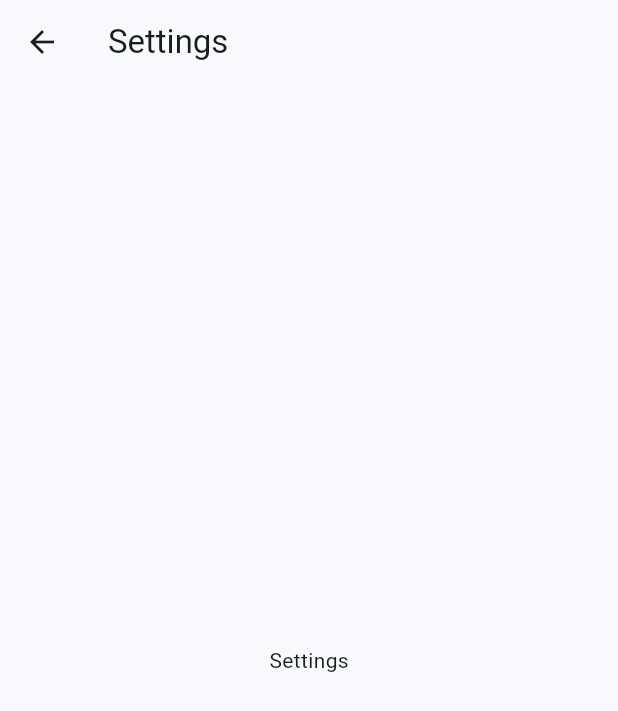
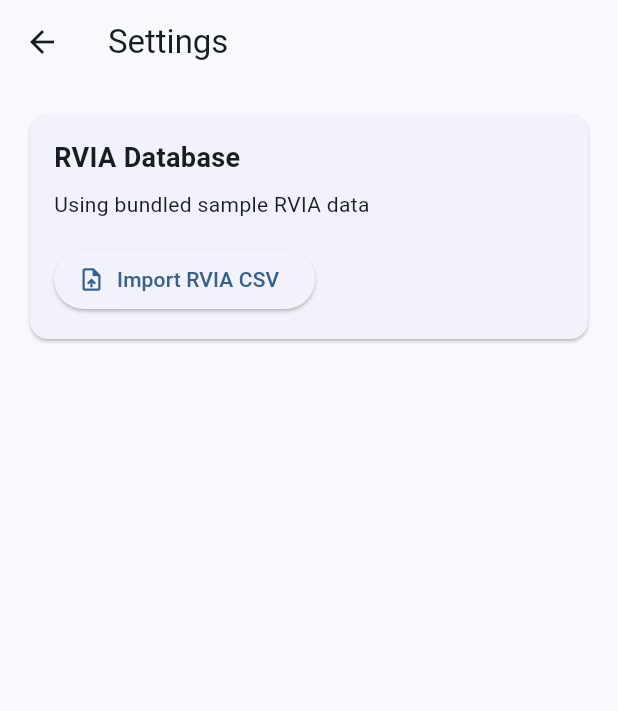
Before and after one commit to mitblan/code_audit_capture, a Flutter app: the screen it shows after launch, after a tap on the "settings" icon, on a phone screen of 412 x 824 dp. Shown: the top 711 px of the screen. Run offline on Flutter 3.47's test engine with Material 3 defaults, Android fonts, the phone set to English and light mode, and no system bars; our stand-ins replace csv, file_picker, pdf, printing, sqflite, sqflite_common_ffi; missing offline and left inert: charset; accounts and stored records are empty.

Commit message:
Added ability to import CSV file for RVIA database population

```diff
--- a/lib/screens/new_writeup_screen.dart
+++ b/lib/screens/new_writeup_screen.dart
@@ -91,7 +91,6 @@ class _NewWriteupScreenState extends State<NewWriteupScreen> {
           rviaId: existing.rviaId!,
           standard: '',
           subCat: '',
-          codeReference: existing.newCodeReference,
           type: existing.rviaType ?? existing.codeClass,
           discipline: existing.category,
           description: existing.rviaDescription ?? existing.codeDescription,
--- a/lib/screens/settings_screen.dart
+++ b/lib/screens/settings_screen.dart
@@ -1,13 +1,140 @@
 import 'package:flutter/material.dart';
 
-class SettingsScreen extends StatelessWidget {
+import '../services/database_service.dart';
+import '../services/rvia_import_service.dart';
+
+class SettingsScreen extends StatefulWidget {
   const SettingsScreen({super.key});
 
   @override
+  State<SettingsScreen> createState() => _SettingsScreenState();
+}
+
+class _SettingsScreenState extends State<SettingsScreen> {
+  int _rviaCount = 0;
+  bool _isLoading = true;
+  bool _isImporting = false;
+
+  @override
+  void initState() {
+    super.initState();
+    _loadRviaCount();
+  }
+
+  Future<void> _loadRviaCount() async {
+    setState(() {
+      _isLoading = true;
+    });
+
+    try {
+      final count = await DatabaseService().getRviaCodeCount();
+
+      if (!mounted) return;
+
+      setState(() {
+        _rviaCount = count;
+        _isLoading = false;
+      });
+    } catch (e) {
+      if (!mounted) return;
+
+      setState(() {
+        _rviaCount = 0;
+        _isLoading = false;
+      });
+
+      ScaffoldMessenger.of(
+        context,
+      ).showSnackBar(SnackBar(content: Text('Failed to load RVIA count: $e')));
+    }
+  }
+
+  Future<void> _importRviaCsv() async {
+    try {
+      setState(() {
+        _isImporting = true;
+      });
+
+      final importedCount = await RviaImportService().importFromCsvFile();
+
+      if (!mounted) return;
+
+      if (importedCount == null) {
+        ScaffoldMessenger.of(
+          context,
+        ).showSnackBar(const SnackBar(content: Text('RVIA import cancelled.')));
+      } else {
+        await _loadRviaCount();
+
+        if (!mounted) return;
+
+        ScaffoldMessenger.of(context).showSnackBar(
+          SnackBar(
+            content: Text('Imported $importedCount RVIA records successfully.'),
+          ),
+        );
+      }
+    } catch (e) {
+      if (!mounted) return;
+
+      ScaffoldMessenger.of(context).showSnackBar(
+        SnackBar(
+          content: Text('RVIA import failed: $e'),
+          duration: const Duration(seconds: 10),
+        ),
+      );
+    } finally {
+      if (!mounted) return;
+
+      setState(() {
+        _isImporting = false;
+      });
+    }
+  }
+
+  @override
   Widget build(BuildContext context) {
+    final rviaStatusText = _isLoading
+        ? 'Loading...'
+        : _rviaCount > 0
+        ? '$_rviaCount RVIA records loaded'
+        : 'Using bundled sample RVIA data';
+
     return Scaffold(
       appBar: AppBar(title: const Text('Settings')),
-      body: const Center(child: Text('Settings')),
+      body: ListView(
+        padding: const EdgeInsets.all(16),
+        children: [
+          Card(
+            child: Padding(
+              padding: const EdgeInsets.all(16),
+              child: Column(
+                crossAxisAlignment: CrossAxisAlignment.start,
+                children: [
+                  const Text(
+                    'RVIA Database',
+                    style: TextStyle(fontSize: 18, fontWeight: FontWeight.bold),
+                  ),
+                  const SizedBox(height: 8),
+                  Text(rviaStatusText),
+                  const SizedBox(height: 16),
+                  ElevatedButton.icon(
+                    onPressed: _isImporting ? null : _importRviaCsv,
+                    icon: _isImporting
+                        ? const SizedBox(
+                            width: 18,
+                            height: 18,
+                            child: CircularProgressIndicator(strokeWidth: 2),
+                          )
+                        : const Icon(Icons.upload_file),
+                    label: const Text('Import RVIA CSV'),
+                  ),
+                ],
+              ),
+            ),
+          ),
+        ],
+      ),
     );
   }
 }
--- a/lib/services/database_service.dart
+++ b/lib/services/database_service.dart
@@ -2,6 +2,7 @@ import 'package:path/path.dart';
 import 'package:sqflite/sqflite.dart';
 import '../models/audit_writeup.dart';
 import '../models/plant_session_summary.dart';
+import '../models/rvia_code.dart';
 
 class DatabaseService {
   static final DatabaseService _instance = DatabaseService._internal();
@@ -25,7 +26,7 @@ class DatabaseService {
 
     return await openDatabase(
       path,
-      version: 3,
+      version: 4,
       onCreate: _onCreate,
       onUpgrade: _onUpgrade,
     );
@@ -57,13 +58,23 @@ class DatabaseService {
       rvia_description TEXT
     )
   ''');
+
+    await db.execute('''
+    CREATE TABLE rvia_codes (
+      rvia_id INTEGER PRIMARY KEY,
+      standard TEXT NOT NULL,
+      sub_cat TEXT NOT NULL,
+      type TEXT NOT NULL,
+      discipline TEXT NOT NULL,
+      description TEXT NOT NULL
+    )
+  ''');
   }
 
   Future<void> _onUpgrade(Database db, int oldVersion, int newVersion) async {
-    // Since the schema changed significantly during development,
-    // rebuild the table cleanly for version 3.
-    if (oldVersion < 3) {
+    if (oldVersion < 4) {
       await db.execute('DROP TABLE IF EXISTS audit_writeups');
+      await db.execute('DROP TABLE IF EXISTS rvia_codes');
       await _onCreate(db, newVersion);
     }
   }
@@ -119,6 +130,45 @@ class DatabaseService {
     }).toList();
   }
 
+  Future<int> getRviaCodeCount() async {
+    final db = await database;
+    final result = await db.rawQuery(
+      'SELECT COUNT(*) AS count FROM rvia_codes',
+    );
+    return Sqflite.firstIntValue(result) ?? 0;
+  }
+
+  Future<List<RviaCode>> getAllRviaCodes() async {
+    final db = await database;
+
+    final List<Map<String, dynamic>> maps = await db.query(
+      'rvia_codes',
+      orderBy: 'standard, sub_cat',
+    );
+
+    return maps.map((map) => RviaCode.fromMap(map)).toList();
+  }
+
+  Future<void> replaceAllRviaCodes(List<RviaCode> codes) async {
+    final db = await database;
+
+    await db.transaction((txn) async {
+      await txn.delete('rvia_codes');
+
+      final batch = txn.batch();
+
+      for (final code in codes) {
+        batch.insert(
+          'rvia_codes',
+          code.toMap(),
+          conflictAlgorithm: ConflictAlgorithm.replace,
+        );
+      }
+
+      await batch.commit(noResult: true);
+    });
+  }
+
   Future<int> deleteWriteup(int id) async {
     final db = await database;
     return await db.delete('audit_writeups', where: 'id = ?', whereArgs: [id]);
--- a/pubspec.yaml
+++ b/pubspec.yaml
@@ -38,6 +38,7 @@ dependencies:
   pdf: ^3.10.8
   printing: ^5.12.0
   intl: ^0.19.0
+  charset: ^2.0.1
 
   # The following adds the Cupertino Icons font to your application.
   # Use with the CupertinoIcons class for iOS style icons.
```
Also changed, not shown: lib/models/rvia_code.dart (+64 -9 lines), lib/services/rvia_import_service.dart (added, +103 -0 lines), lib/services/rvia_service.dart (+21 -4 lines), pubspec.lock. Lines whose indentation alone changed are shown as unchanged.
